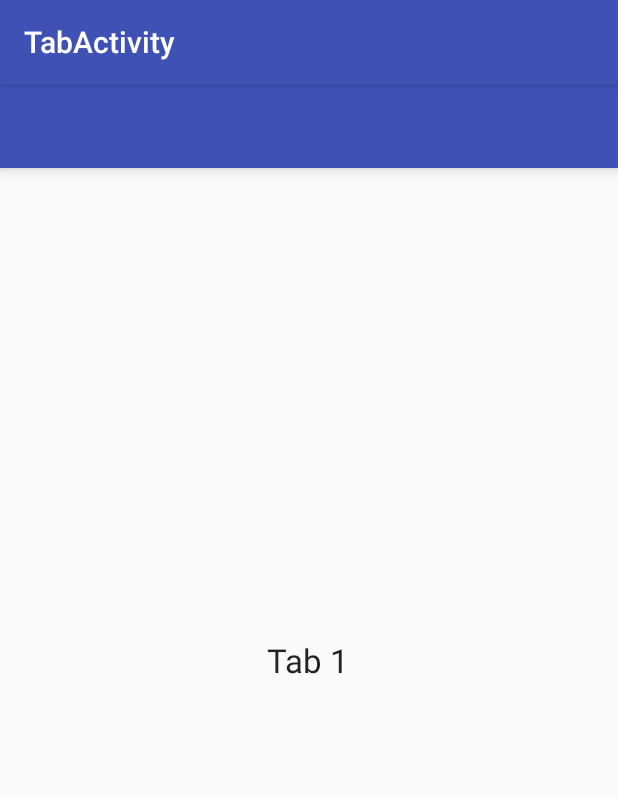
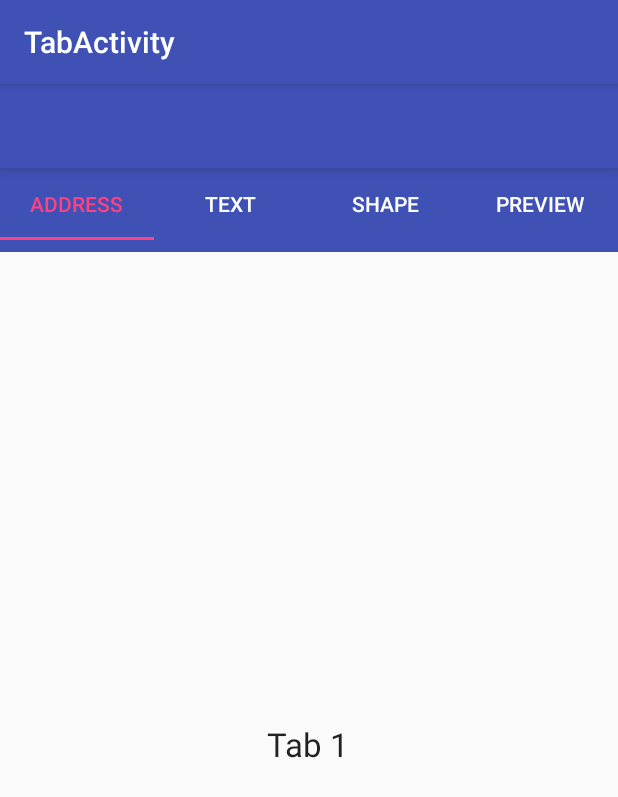
Before and after one commit to yeuchi/CapStoneStage1, an Android app: the TabActivity screen opened directly, with no data from a screen before it, on a phone screen of 412 x 824 dp. Shown: the top 797 px of the screen. Run offline under Robolectric (Android 15) with nearby library versions, the phone set to English and light mode, and no system bars.

Commit message:
tool bar for tabs

```diff
--- a/app/src/main/java/com/example/ctyeung/capstonestage1/TabActivity.java
+++ b/app/src/main/java/com/example/ctyeung/capstonestage1/TabActivity.java
@@ -44,10 +44,16 @@ public class TabActivity extends AppCompatActivity {
         ViewPagerAdapter adapter = new ViewPagerAdapter(getSupportFragmentManager());
 
         // Add Fragments to adapter one by one
-        adapter.addFragment(new TabFragment1(), "Address");
-        adapter.addFragment(new TabFragment2(), "Text");
-        adapter.addFragment(new TabFragment3(), "Shape");
-        adapter.addFragment(new TabFragment4(), "Preview");
+        Fragment fragment1 = new TabFragment1();
+        Fragment fragment2 = new TabFragment2();
+        Fragment fragment3 = new TabFragment3();
+        Fragment fragment4 = new TabFragment4();
+
+
+        adapter.addFragment(fragment1, "Address");
+        adapter.addFragment(fragment2, "Text");
+        adapter.addFragment(fragment3, "Shape");
+        adapter.addFragment(fragment4, "Preview");
         viewPager.setAdapter(adapter);
 
         TabLayout tabLayout = (TabLayout) findViewById(R.id.tabs);
--- /dev/null
+++ b/app/src/main/java/com/example/ctyeung/capstonestage1/TabListener.java
@@ -0,0 +1,34 @@
+package com.example.ctyeung.capstonestage1;
+
+import android.app.ActionBar.Tab;
+import android.support.v4.app.Fragment;
+import android.app.FragmentTransaction;
+import android.app.ActionBar;
+
+public class TabListener implements ActionBar.TabListener {
+
+    Fragment fragment;
+
+    public TabListener(Fragment fragment) {
+        // TODO Auto-generated constructor stub
+        this.fragment = fragment;
+    }
+
+    @Override
+    public void onTabSelected(Tab tab, FragmentTransaction ft) {
+        // TODO Auto-generated method stub
+     //   ft.replace(R.id.fragment_container, fragment);
+    }
+
+    @Override
+    public void onTabUnselected(Tab tab, FragmentTransaction ft) {
+        // TODO Auto-generated method stub
+      //  ft.remove(fragment);
+    }
+
+    @Override
+    public void onTabReselected(Tab tab, FragmentTransaction ft) {
+        // TODO Auto-generated method stub
+
+    }
+}
--- a/app/src/main/res/layout/activity_tab.xml
+++ b/app/src/main/res/layout/activity_tab.xml
@@ -1,11 +1,12 @@
 <?xml version="1.0" encoding="utf-8"?>
-<RelativeLayout
+<LinearLayout
     xmlns:android="http://schemas.android.com/apk/res/android"
     xmlns:app="http://schemas.android.com/apk/res-auto"
     xmlns:tools="http://schemas.android.com/tools"
     android:id="@+id/tabContainer"
     android:layout_width="match_parent"
     android:layout_height="match_parent"
+    android:orientation="vertical"
     tools:context=".TabActivity">
 
     <android.support.v7.widget.Toolbar
@@ -36,4 +37,4 @@
         android:layout_width="match_parent"
         android:layout_height="match_parent"/>
 
-</RelativeLayout>
+</LinearLayout>
```
